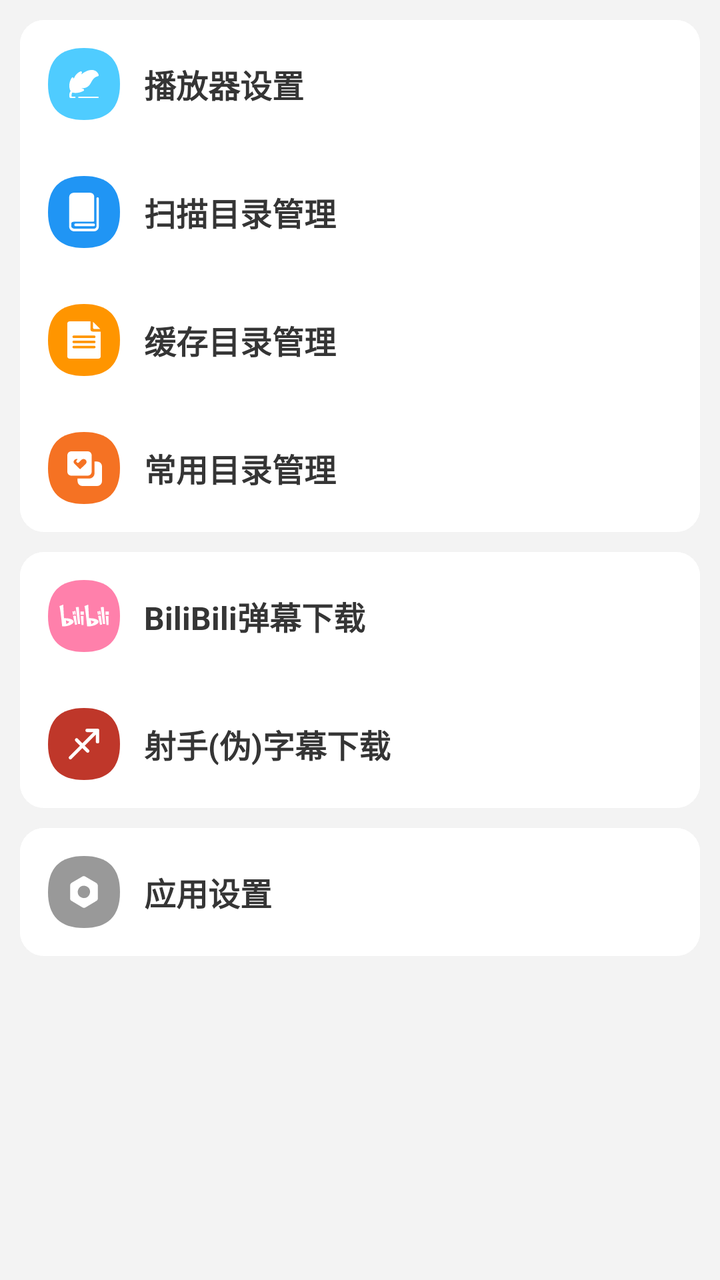
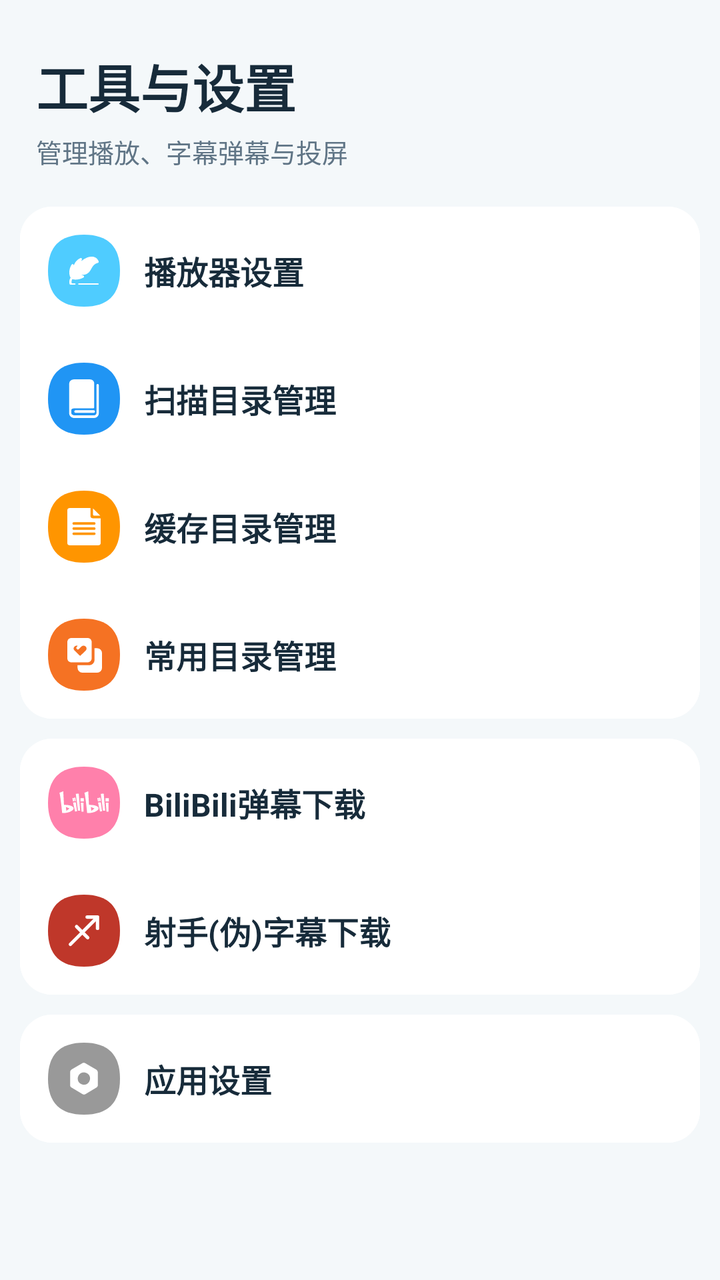

Screens rendered from an Android XML layout before and after an edit, with the pre-edit source and the edit as a unified diff.
<!-- AndroidManifest.xml: another module's application theme AppTheme -->
<!-- res/layout/fragment_personal.xml -->
<?xml version="1.0" encoding="utf-8"?>
<layout xmlns:android="http://schemas.android.com/apk/res/android"
    xmlns:app="http://schemas.android.com/apk/res-auto"
    xmlns:tools="http://schemas.android.com/tools">

    <data>

        <import type="com.xyoye.user_component.ui.fragment.personal.PersonalFragmentViewModel" />

        <variable
            name="viewModel"
            type="com.xyoye.user_component.ui.fragment.personal.PersonalFragmentViewModel" />
    </data>

    <androidx.core.widget.NestedScrollView
        android:layout_width="match_parent"
        android:layout_height="match_parent"
        android:background="@color/layout_bg_color">

        <LinearLayout
            android:layout_width="match_parent"
            android:layout_height="wrap_content"
            android:orientation="vertical"
            android:paddingBottom="10dp">

            <androidx.constraintlayout.widget.ConstraintLayout
                android:id="@+id/user_info_cl"
                android:layout_width="match_parent"
                android:layout_height="wrap_content"
                android:layout_marginStart="10dp"
                android:layout_marginTop="10dp"
                android:layout_marginEnd="10dp"
                android:background="@drawable/background_item_corner"
                android:padding="12dp"
                android:visibility="gone">

                <androidx.constraintlayout.widget.ConstraintLayout
                    android:id="@+id/user_account_cl"
                    android:layout_width="match_parent"
                    android:layout_height="wrap_content"
                    app:layout_constraintBottom_toBottomOf="parent"
                    app:layout_constraintTop_toTopOf="parent">

                    <com.xyoye.common_component.weight.CircleImageView
                        android:id="@+id/user_cover_iv"
                        android:layout_width="80dp"
                        android:layout_height="80dp"
                        android:src="@drawable/ic_dongfangbubai"
                        android:transitionName="user_cover_image"
                        app:layout_constraintStart_toStartOf="parent"
                        app:layout_constraintTop_toTopOf="parent" />

                    <TextView
                        android:id="@+id/user_name_tv"
                        android:layout_width="wrap_content"
                        android:layout_height="wrap_content"
                        android:layout_marginStart="10dp"
                        android:text="@string/tips_login"
                        android:textColor="@color/text_black"
                        android:textSize="18sp"
                        android:textStyle="bold"
                        app:layout_constraintBottom_toBottomOf="@id/user_cover_iv"
                        app:layout_constraintStart_toEndOf="@id/user_cover_iv"
                        app:layout_constraintTop_toTopOf="@id/user_cover_iv" />

                    <TextView
                        android:id="@+id/tips_login_bt"
                        android:layout_width="56dp"
                        android:layout_height="28dp"
                        android:layout_marginEnd="10dp"
                        android:background="@drawable/background_login_button"
                        android:gravity="center"
                        android:text="@string/action_login"
                        android:textColor="@color/text_white_immutable"
                        android:textSize="14sp"
                        app:layout_constraintBottom_toBottomOf="@id/user_cover_iv"
                        app:layout_constraintEnd_toEndOf="parent"
                        app:layout_constraintTop_toTopOf="@id/user_cover_iv" />

                </androidx.constraintlayout.widget.ConstraintLayout>

                <LinearLayout
                    android:id="@+id/follow_anime_ll"
                    android:layout_width="wrap_content"
                    android:layout_height="wrap_content"
                    android:layout_marginTop="10dp"
                    android:gravity="center_horizontal"
                    android:orientation="vertical"
                    android:padding="15dp"
                    android:visibility="gone"
                    app:layout_constraintEnd_toStartOf="@+id/cloud_history_ll"
                    app:layout_constraintStart_toStartOf="parent"
                    app:layout_constraintTop_toBottomOf="@id/user_account_cl">

                    <TextView
                        android:id="@+id/follow_anime_tv"
                        android:layout_width="wrap_content"
                        android:layout_height="wrap_content"
                        android:text="@string/text_default_count"
                        android:textColor="@color/text_black"
                        android:textSize="18sp"
                        android:textStyle="bold" />

                    <TextView
                        android:layout_width="wrap_content"
                        android:layout_height="wrap_content"
                        android:text="@string/tips_user_follow_anime"
                        android:textColor="@color/text_black"
                        android:textSize="14sp" />

                </LinearLayout>

                <LinearLayout
                    android:id="@+id/cloud_history_ll"
                    android:layout_width="wrap_content"
                    android:layout_height="wrap_content"
                    android:gravity="center_horizontal"
                    android:orientation="vertical"
                    android:padding="15dp"
                    android:visibility="gone"
                    app:layout_constraintEnd_toEndOf="parent"
                    app:layout_constraintStart_toEndOf="@id/follow_anime_ll"
                    app:layout_constraintTop_toTopOf="@id/follow_anime_ll">

                    <TextView
                        android:id="@+id/cloud_history_tv"
                        android:layout_width="wrap_content"
                        android:layout_height="wrap_content"
                        android:text="@string/text_default_count"
                        android:textColor="@color/text_black"
                        android:textSize="18sp"
                        android:textStyle="bold" />

                    <TextView
                        android:layout_width="wrap_content"
                        android:layout_height="wrap_content"
                        android:text="@string/tips_user_cloud_histroy"
                        android:textColor="@color/text_black"
                        android:textSize="14sp" />

                </LinearLayout>

            </androidx.constraintlayout.widget.ConstraintLayout>

            <LinearLayout
                android:layout_width="match_parent"
                android:layout_height="wrap_content"
                android:layout_marginStart="10dp"
                android:layout_marginTop="10dp"
                android:layout_marginEnd="10dp"
                android:background="@drawable/background_item_corner"
                android:orientation="vertical">

                <LinearLayout
                    android:id="@+id/player_setting_ll"
                    android:layout_width="match_parent"
                    android:layout_height="64dp"
                    android:background="@drawable/background_item_press_corner"
                    android:gravity="center_vertical"
                    android:orientation="horizontal"
                    android:padding="12dp">

                    <ImageView
                        android:layout_width="40dp"
                        android:layout_height="40dp"
                        android:padding="2dp"
                        android:scaleType="centerCrop"
                        android:src="@drawable/ic_video_player_setting" />

                    <TextView
                        android:layout_width="wrap_content"
                        android:layout_height="wrap_content"
                        android:layout_marginStart="10dp"
                        android:text="@string/action_player_setting"
                        android:textColor="@color/text_black"
                        android:textSize="16sp"
                        android:textStyle="bold" />
                </LinearLayout>

                <LinearLayout
                    android:id="@+id/scan_manager_ll"
                    android:layout_width="match_parent"
                    android:layout_height="64dp"
                    android:background="@drawable/background_item_press_corner"
                    android:gravity="center_vertical"
                    android:orientation="horizontal"
                    android:padding="12dp">

                    <ImageView
                        android:layout_width="40dp"
                        android:layout_height="40dp"
                        android:padding="2dp"
                        android:scaleType="centerCrop"
                        android:src="@drawable/ic_scan_manager" />

                    <TextView
                        android:layout_width="wrap_content"
                        android:layout_height="wrap_content"
                        android:layout_marginStart="10dp"
                        android:text="@string/action_scan_manager"
                        android:textColor="@color/text_black"
                        android:textSize="16sp"
                        android:textStyle="bold" />
                </LinearLayout>

                <LinearLayout
                    android:id="@+id/cache_manager_ll"
                    android:layout_width="match_parent"
                    android:layout_height="64dp"
                    android:background="@drawable/background_item_press_corner"
                    android:gravity="center_vertical"
                    android:orientation="horizontal"
                    android:padding="12dp">

                    <ImageView
                        android:layout_width="40dp"
                        android:layout_height="40dp"
                        android:padding="2dp"
                        android:scaleType="centerCrop"
                        android:src="@drawable/ic_cache_manager" />

                    <TextView
                        android:layout_width="wrap_content"
                        android:layout_height="wrap_content"
                        android:layout_marginStart="10dp"
                        android:text="@string/action_cache_manager"
                        android:textColor="@color/text_black"
                        android:textSize="16sp"
                        android:textStyle="bold" />
                </LinearLayout>

                <LinearLayout
                    android:id="@+id/commonly_manager_ll"
                    android:layout_width="match_parent"
                    android:layout_height="64dp"
                    android:background="@drawable/background_item_press_corner"
                    android:gravity="center_vertical"
                    android:orientation="horizontal"
                    android:padding="12dp">

                    <ImageView
                        android:layout_width="40dp"
                        android:layout_height="40dp"
                        android:padding="2dp"
                        android:scaleType="centerCrop"
                        android:src="@drawable/ic_commonly_manager" />

                    <TextView
                        android:layout_width="wrap_content"
                        android:layout_height="wrap_content"
                        android:layout_marginStart="10dp"
                        android:text="@string/action_commonly_folder_manager"
                        android:textColor="@color/text_black"
                        android:textSize="16sp"
                        android:textStyle="bold" />
                </LinearLayout>

            </LinearLayout>

            <LinearLayout
                android:layout_width="match_parent"
                android:layout_height="wrap_content"
                android:layout_marginStart="10dp"
                android:layout_marginTop="10dp"
                android:layout_marginEnd="10dp"
                android:background="@drawable/background_item_corner"
                android:orientation="vertical">

                <LinearLayout
                    android:id="@+id/bilibili_danmu_ll"
                    android:layout_width="match_parent"
                    android:layout_height="64dp"
                    android:background="@drawable/background_item_press_corner"
                    android:gravity="center_vertical"
                    android:orientation="horizontal"
                    android:padding="12dp">

                    <ImageView
                        android:layout_width="40dp"
                        android:layout_height="40dp"
                        android:padding="2dp"
                        android:scaleType="centerCrop"
                        android:src="@drawable/ic_bilibili_danmu_download" />

                    <TextView
                        android:layout_width="wrap_content"
                        android:layout_height="wrap_content"
                        android:layout_marginStart="10dp"
                        android:text="@string/action_bilibili_danmu_download"
                        android:textColor="@color/text_black"
                        android:textSize="16sp"
                        android:textStyle="bold" />
                </LinearLayout>

                <LinearLayout
                    android:id="@+id/shooter_subtitle_ll"
                    android:layout_width="match_parent"
                    android:layout_height="64dp"
                    android:background="@drawable/background_item_press_corner"
                    android:gravity="center_vertical"
                    android:orientation="horizontal"
                    android:padding="12dp">

                    <ImageView
                        android:layout_width="40dp"
                        android:layout_height="40dp"
                        android:padding="2dp"
                        android:scaleType="centerCrop"
                        android:src="@drawable/ic_shooter_subtitle_download" />

                    <TextView
                        android:layout_width="wrap_content"
                        android:layout_height="wrap_content"
                        android:layout_marginStart="10dp"
                        android:text="@string/action_shooter_subtitle_download"
                        android:textColor="@color/text_black"
                        android:textSize="16sp"
                        android:textStyle="bold" />
                </LinearLayout>

                <LinearLayout
                    android:id="@+id/screencast_receiver_ll"
                    android:layout_width="match_parent"
                    android:layout_height="64dp"
                    android:background="@drawable/background_item_press_corner"
                    android:gravity="center_vertical"
                    android:orientation="horizontal"
                    android:padding="12dp"
                    android:visibility="gone">

                    <ImageView
                        android:layout_width="40dp"
                        android:layout_height="40dp"
                        android:padding="2dp"
                        android:scaleType="centerCrop"
                        android:src="@drawable/ic_screencast_receiver" />

                    <TextView
                        android:layout_width="wrap_content"
                        android:layout_height="wrap_content"
                        android:layout_marginStart="10dp"
                        android:text="@string/action_screencast_receiver"
                        android:textColor="@color/text_black"
                        android:textSize="16sp"
                        android:textStyle="bold" />

                    <androidx.legacy.widget.Space
                        android:layout_width="0dp"
                        android:layout_height="wrap_content"
                        android:layout_weight="1" />

                    <TextView
                        android:id="@+id/screencast_status_tv"
                        android:layout_width="wrap_content"
                        android:layout_height="wrap_content"
                        android:background="@drawable/background_text_circle_theme"
                        android:paddingHorizontal="8dp"
                        android:paddingVertical="3dp"
                        android:text="@string/tips_screencast_receiving"
                        android:textColor="@color/text_theme"
                        android:textSize="12sp"
                        android:visibility="gone"
                        tools:visibility="visible" />
                </LinearLayout>

            </LinearLayout>

            <LinearLayout
                android:layout_width="match_parent"
                android:layout_height="wrap_content"
                android:layout_marginStart="10dp"
                android:layout_marginTop="10dp"
                android:layout_marginEnd="10dp"
                android:background="@drawable/background_item_corner"
                android:orientation="vertical">

                <LinearLayout
                    android:id="@+id/feedback_ll"
                    android:layout_width="match_parent"
                    android:layout_height="64dp"
                    android:background="@drawable/background_item_press_corner"
                    android:gravity="center_vertical"
                    android:orientation="horizontal"
                    android:padding="12dp"
                    android:visibility="gone">

                    <ImageView
                        android:layout_width="40dp"
                        android:layout_height="40dp"
                        android:padding="2dp"
                        android:scaleType="centerCrop"
                        android:src="@drawable/ic_feedback" />

                    <TextView
                        android:layout_width="wrap_content"
                        android:layout_height="wrap_content"
                        android:layout_marginStart="10dp"
                        android:text="@string/action_feedback"
                        android:textColor="@color/text_black"
                        android:textSize="16sp"
                        android:textStyle="bold" />
                </LinearLayout>

                <LinearLayout
                    android:id="@+id/app_setting_ll"
                    android:layout_width="match_parent"
                    android:layout_height="64dp"
                    android:background="@drawable/background_item_press_corner"
                    android:gravity="center_vertical"
                    android:orientation="horizontal"
                    android:padding="12dp">

                    <ImageView
                        android:layout_width="40dp"
                        android:layout_height="40dp"
                        android:padding="2dp"
                        android:scaleType="centerCrop"
                        android:src="@drawable/ic_app_setting" />

                    <TextView
                        android:layout_width="wrap_content"
                        android:layout_height="wrap_content"
                        android:layout_marginStart="10dp"
                        android:text="@string/action_app_setting"
                        android:textColor="@color/text_black"
                        android:textSize="16sp"
                        android:textStyle="bold" />
                </LinearLayout>

            </LinearLayout>

        </LinearLayout>
    </androidx.core.widget.NestedScrollView>

</layout>
<!-- resources referenced by this layout -->
<resources>
  <color name="layout_bg_color">#f3f3f3</color>
  <color name="text_black">#353535</color>
  <color name="text_theme">#2095f4</color>
  <color name="text_white_immutable">#ffffff</color>
  <!-- drawable background_item_corner (drawable) -->
  <?xml version="1.0" encoding="utf-8"?>
  <shape xmlns:android="http://schemas.android.com/apk/res/android">
  
      <corners
          android:radius="12dp" />
  
      <solid android:color="@color/item_bg_color" />
  
  </shape>
  <!-- drawable background_item_press_corner (drawable) -->
  <?xml version="1.0" encoding="utf-8"?>
  <ripple xmlns:android="http://schemas.android.com/apk/res/android"
      android:color="@color/gray_40">
      <item android:drawable="@drawable/background_item_corner" />
  </ripple>
  <!-- drawable background_login_button (drawable) -->
  <?xml version="1.0" encoding="utf-8"?>
  <shape xmlns:android="http://schemas.android.com/apk/res/android">
      <corners android:radius="3dp" />
  
      <solid android:color="@color/text_theme" />
  </shape>
  <!-- drawable background_text_circle_theme (drawable) -->
  <?xml version="1.0" encoding="utf-8"?>
  <shape xmlns:android="http://schemas.android.com/apk/res/android">
      <corners android:radius="50dp" />
  
      <stroke
          android:width="1dp"
          android:color="#2095f4" />
  
  </shape>
  <string name="action_app_setting">应用设置</string>
  <string name="action_bilibili_danmu_download">BiliBili弹幕下载</string>
  <string name="action_cache_manager">缓存目录管理</string>
  <string name="action_commonly_folder_manager">常用目录管理</string>
  <string name="action_feedback">意见反馈</string>
  <string name="action_login">登录</string>
  <string name="action_player_setting">播放器设置</string>
  <string name="action_scan_manager">扫描目录管理</string>
  <string name="action_screencast_receiver">投屏接收端</string>
  <string name="action_shooter_subtitle_download">射手(伪)字幕下载</string>
  <string name="text_default_count">--</string>
  <string name="tips_login">登录帐号</string>
  <string name="tips_screencast_receiving">运行中</string>
  <string name="tips_user_cloud_histroy">播放历史</string>
  <string name="tips_user_follow_anime">我的追番</string>
  <color name="item_bg_color">#ffffff</color>
  <color name="gray_40">#BDBDBD</color>
  <color name="theme">#2095f4</color>
  <color name="white">#ffffff</color>
  <color name="colorAccent">#2095f4</color>
  <style name="ActivityAnimStyle" parent="@android:style/Animation.Activity">
          <item name="android:activityOpenEnterAnimation">@anim/anim_activity_enter</item>
          <item name="android:activityOpenExitAnimation">@anim/anim_activity_exit</item>
          <item name="android:activityCloseEnterAnimation">@anim/anim_activity_enter</item>
          <item name="android:activityCloseExitAnimation">@anim/anim_activity_exit</item>
      </style>
  <style name="Widget.DanDanPlay.SearchView" parent="Widget.AppCompat.SearchView">
          <item name="searchIcon">@drawable/ic_search</item>
          <item name="searchHintIcon">@null</item>
          <item name="queryBackground">@null</item>
          <item name="submitBackground">@null</item>
      </style>
  <!-- drawable ic_search (drawable) -->
  <vector xmlns:android="http://schemas.android.com/apk/res/android"
      android:width="24dp"
      android:height="24dp"
      android:viewportWidth="24"
      android:viewportHeight="24">
    <path
        android:fillColor="#999999"
        android:pathData="M18.031,16.617l4.283,4.282 -1.415,1.415 -4.282,-4.283A8.96,8.96 0,0 1,11 20c-4.968,0 -9,-4.032 -9,-9s4.032,-9 9,-9 9,4.032 9,9a8.96,8.96 0,0 1,-1.969 5.617zM16.025,15.875A6.977,6.977 0,0 0,18 11c0,-3.868 -3.133,-7 -7,-7 -3.868,0 -7,3.132 -7,7 0,3.867 3.132,7 7,7a6.977,6.977 0,0 0,4.875 -1.975l0.15,-0.15z"/>
  </vector>
  <!-- unchanged entries left out for length: 11 -->
</resources>

<!-- the commit's change to res/layout/fragment_personal.xml (unified diff, before → after) -->
@@ -22,6 +22,28 @@
             android:layout_height="wrap_content"
             android:orientation="vertical"
             android:paddingBottom="10dp">
+
+            <TextView
+                android:layout_width="match_parent"
+                android:layout_height="wrap_content"
+                android:layout_marginStart="18dp"
+                android:layout_marginTop="24dp"
+                android:layout_marginEnd="18dp"
+                android:text="@string/personal_tools_title"
+                android:textColor="@color/text_black"
+                android:textSize="26sp"
+                android:textStyle="bold" />
+
+            <TextView
+                android:layout_width="match_parent"
+                android:layout_height="wrap_content"
+                android:layout_marginStart="18dp"
+                android:layout_marginTop="4dp"
+                android:layout_marginEnd="18dp"
+                android:layout_marginBottom="8dp"
+                android:text="@string/personal_tools_subtitle"
+                android:textColor="@color/text_gray"
+                android:textSize="13sp" />
 
             <androidx.constraintlayout.widget.ConstraintLayout
                 android:id="@+id/user_info_cl"
<!-- resource entries referenced after the edit -->
@@ -1,15 +1,16 @@
 <!-- resources referenced by this layout -->
 <resources>
-  <color name="layout_bg_color">#f3f3f3</color>
-  <color name="text_black">#353535</color>
-  <color name="text_theme">#2095f4</color>
+  <color name="layout_bg_color">#F4F8FA</color>
+  <color name="text_black">#172B3A</color>
+  <color name="text_gray">#607586</color>
+  <color name="text_theme">#087F92</color>
   <color name="text_white_immutable">#ffffff</color>
   <!-- drawable background_item_corner (drawable) -->
   <?xml version="1.0" encoding="utf-8"?>
   <shape xmlns:android="http://schemas.android.com/apk/res/android">
   
       <corners
-          android:radius="12dp" />
+          android:radius="16dp" />
   
       <solid android:color="@color/item_bg_color" />
   
@@ -47,6 +48,8 @@
   <string name="action_scan_manager">扫描目录管理</string>
   <string name="action_screencast_receiver">投屏接收端</string>
   <string name="action_shooter_subtitle_download">射手(伪)字幕下载</string>
+  <string name="personal_tools_subtitle">管理播放、字幕弹幕与投屏</string>
+  <string name="personal_tools_title">工具与设置</string>
   <string name="text_default_count">--</string>
   <string name="tips_login">登录帐号</string>
   <string name="tips_screencast_receiving">运行中</string>
@@ -54,9 +57,9 @@
   <string name="tips_user_follow_anime">我的追番</string>
   <color name="item_bg_color">#ffffff</color>
   <color name="gray_40">#BDBDBD</color>
-  <color name="theme">#2095f4</color>
+  <color name="theme">#087F92</color>
   <color name="white">#ffffff</color>
-  <color name="colorAccent">#2095f4</color>
+  <color name="colorAccent">#087F92</color>
   <style name="ActivityAnimStyle" parent="@android:style/Animation.Activity">
           <item name="android:activityOpenEnterAnimation">@anim/anim_activity_enter</item>
           <item name="android:activityOpenExitAnimation">@anim/anim_activity_exit</item>
